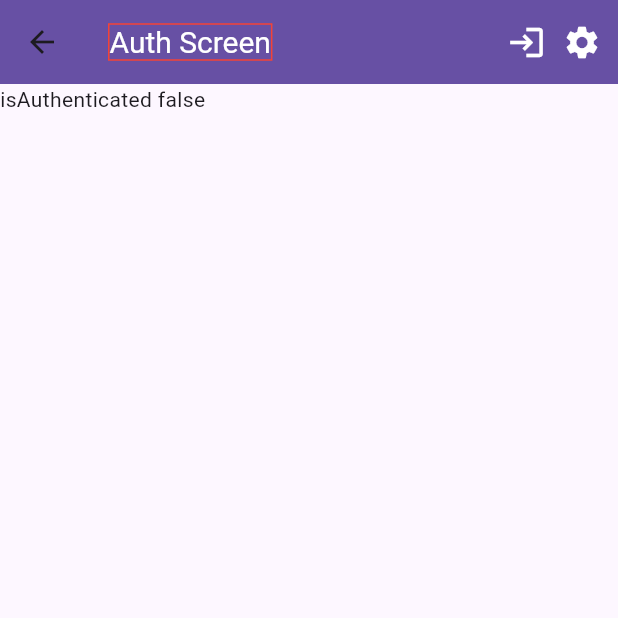
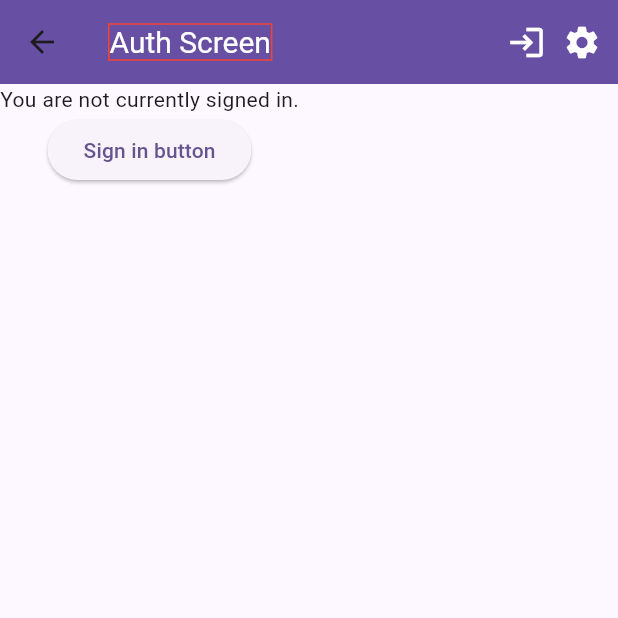
Before and after one commit to Susheer/dispensary, a Flutter app: the screen it shows after launch, on a phone screen of 412 x 824 dp, the top half of it. Run offline on Flutter 3.47's test engine with Material 3 defaults, Android fonts, the phone set to English and light mode, and no system bars; our stand-ins replace faker, flutter_dotenv, google_sign_in, pdf, share_plus, sqflite and 1 more; missing offline and left inert: autocomplete_textfield, googleapis; accounts and stored records are empty.

Commit message:
me: code formated a bit

```diff
--- a/lib/providers/auth_provider.dart
+++ b/lib/providers/auth_provider.dart
@@ -31,13 +31,13 @@ class AuthProvider with ChangeNotifier {
     notifyListeners();
   }
 
-  Future<void> handleSignIn() async {
-    print("------ handleSignIn Invoked ---------");
+  Future<void> signIn() async {
+    print("------ signIn Invoked ---------");
     try {
       await _googleSignIn.signIn();
-      print("------ handleSignIn Completed ---------");
+      print("------ signIn Completed ---------");
     } catch (error) {
-      print("------ handleSignIn Error ---------");
+      print("------ signIn Error ---------");
       print(error);
     }
   }
@@ -47,4 +47,5 @@ class AuthProvider with ChangeNotifier {
     await _databaseService.deleteDatabaseAndClear();
     debugPrint(" _databaseService.deleteDatabaseAndClear: Completed");
   }
+  Future<void> signOut() => _googleSignIn.disconnect();
 }
--- a/lib/screens/authenticate_screen.dart
+++ b/lib/screens/authenticate_screen.dart
@@ -1,96 +1,87 @@
-import 'dart:async';
+import 'package:google_sign_in/google_sign_in.dart';
 import 'package:provider/provider.dart';
 import 'package:dispensary/providers/auth_provider.dart';
 import 'package:flutter/material.dart';
-import 'package:flutter/foundation.dart';
 
-
-
-class AuthenticateScreen extends StatelessWidget{
-
+class AuthenticateScreen extends StatelessWidget {
   @override
   Widget build(BuildContext context) {
-    return Consumer<AuthProvider>(
-        builder: (context, authProvider, child) {
     return Scaffold(
         appBar: AppBar(
           leading: null,
-              backgroundColor: Color(0xff6750a4),
-              titleTextStyle: TextStyle(color: Colors.white, fontSize: 20),
+          backgroundColor: const Color(0xff6750a4),
+          titleTextStyle: const TextStyle(color: Colors.white, fontSize: 20),
+          title: const TitelWidget(),
+          actions: appbarActions,
+        ),
+        body: SingleChildScrollView(child: _buildBody()));
+  }
 
-              title: Container(
-              constraints: BoxConstraints(minWidth: 80),
-              decoration: BoxDecoration(border: Border.all(color: Colors.red, width: 1)),
-              child: Text("Auth Screen", style: TextStyle(color: Colors.white),)),
-              actions: [Icon(Icons.login, color:  Colors.white, size: 26), SizedBox(width: 11,),
-                Icon(Icons.settings, color:  Colors.white, size: 26), SizedBox(width: 11,)],),
-              body:  SingleChildScrollView(child: Column(
-                  children: [Text('isAuthenticated ${authProvider.isAuthorised} ')])
-                )) ;
+
+  Widget _buildBody() {
+    return Consumer<AuthProvider>(builder: (context, authProvider, child) {
+      GoogleSignInAccount? user = authProvider.currentUser;
+      if (user != null) {
+        debugPrint("_buildBody inoved- The user is Authenticated");
+        // The user is Authenticated
+        return Column(
+          mainAxisAlignment: MainAxisAlignment.spaceAround,
+          children: <Widget>[
+            ListTile(
+              leading: GoogleUserCircleAvatar(
+                identity: user,
+              ),
+              title: Text(user.displayName ?? ''),
+              subtitle: Text(user.email),
+            ),
+            const Text('Signed in successfully.'),
+            if (authProvider.isAuthorised) ...<Widget>[
+              Text(user.email),
+            ],
+            if (!authProvider.isAuthorised) ...<Widget>[
+              // The user has NOT Authorized all required scopes.
+              // (Mobile users may never see this button!)
+              const Text('You have to Login'),
+            ],
+            ElevatedButton(
+              onPressed: authProvider.signOut,
+              child: const Text('SIGN OUT'),
+            ),
+          ],
+        );
+      } else {
+        // The user is NOT Authenticated
+        return Column(
+          mainAxisAlignment: MainAxisAlignment.spaceAround,
+          crossAxisAlignment: CrossAxisAlignment.center,
+          children: <Widget>[
+            const Text('You are not currently signed in.'),
+            // This method is used to separate mobile from web code with conditional exports.
+            // See: src/sign_in_button.dart
+            ElevatedButton(
+              child: const Text('Sign in button'),
+              onPressed: authProvider.signIn,
+            ),
+          ],
+        );
+      }
     });
   }
 
-  //   Widget _buildBody() {
-//     final GoogleSignInAccount? user = _currentUser;
-//     if (user != null) {
-//       debugPrint("_buildBody inoved- The user is Authenticated");
-//       // The user is Authenticated
-//       return Column(
-//         mainAxisAlignment: MainAxisAlignment.spaceAround,
-//         children: <Widget>[
-//           ListTile(
-//             leading: GoogleUserCircleAvatar(
-//               identity: user,
-//             ),
-//             title: Text(user.displayName ?? ''),
-//             subtitle: Text(user.email),
-//           ),
-//           const Text('Signed in successfully.'),
-//           if (_isAuthorized) ...<Widget>[
-//             // The user has Authorized all required scopes
-//             Text(_contactText),
-//             ElevatedButton(
-//               child: const Text('REFRESH'),
-//               onPressed: () => _handleGetContact(user),
-//             ),
-//           ],
-//           if (!_isAuthorized) ...<Widget>[
-//             // The user has NOT Authorized all required scopes.
-//             // (Mobile users may never see this button!)
-//             const Text('Additional permissions needed to read your contacts.'),
-//             ElevatedButton(
-//               onPressed: _handleAuthorizeScopes,
-//               child: const Text('REQUEST PERMISSIONS'),
-//             ),
-//           ],
-//           ElevatedButton(
-//             onPressed: _handleSignOut,
-//             child: const Text('SIGN OUT'),
-//           ),
-//         ],
-//       );
-//     } else {
-//       // The user is NOT Authenticated
-//       return Column(
-//         mainAxisAlignment: MainAxisAlignment.spaceAround,
-//         children: <Widget>[
-//           const Text('You are not currently signed in.'),
-//           // This method is used to separate mobile from web code with conditional exports.
-//           // See: src/sign_in_button.dart
-//           ElevatedButton(
-//             child: Text('Sign in button'),
-//             onPressed: _handleSignIn,
-//           ),
-//         ],
-//       );
-//     }
-//   }
-//
+  List<Widget> get appbarActions {
+    return const [
+      Icon(Icons.login, color: Colors.white, size: 26),
+      SizedBox(
+        width: 11,
+      ),
+      Icon(Icons.settings, color: Colors.white, size: 26),
+      SizedBox(
+        width: 11,
+      )
+    ];
   }
 
-
-
-
+}
 
 
 //
@@ -129,20 +120,7 @@ class AuthenticateScreen extends StatelessWidget{
 //   }
 //
 
-//   @override
-//   Widget build(BuildContext context) {
-//     debugPrint("build inoved");
-//
-//     return SafeArea(
-//       child: Scaffold(
-//         appBar: AppBar(
-//           title: Text("Google Drive Test"),
-//         ),
-//         body: _buildBody(),
-//       ),
-//     );
-//   }
-//
+
 //   Widget _createBody(BuildContext context) {
 //     final signIn = ElevatedButton(
 //       onPressed: () {
@@ -211,41 +189,24 @@ class AuthenticateScreen extends StatelessWidget{
 //     }
 //   }
 //
-//   _signOut() {}
-//
-//   _uploadToHidden() {}
-//
-//   _uploadToNormal() {}
-//   _showList() {}
-//   Future<void> _handleSignIn() async {
-//     debugPrint("_handleSignIn- invoked");
-//     try {
-//       await widget.googleSignIn.signIn();
-//       debugPrint("_handleSignIn- completed");
-//     } catch (error) {
-//       debugPrint("_handleSignIn- error");
-//       print(error);
-//     }
-//   }
-//
-//   // Calls the People API REST endpoint for the signed-in user to retrieve information.
-//   Future<void> _handleGetContact(GoogleSignInAccount user) async {
-//     setState(() {
-//       _contactText = 'Loading contact info...';
-//     });
-//   }
-//
-//   Future<void> _handleSignOut() => widget.googleSignIn.disconnect();
-//   Future<void> _handleAuthorizeScopes() async {
-//     final bool isAuthorized = await widget.googleSignIn.requestScopes(widget.scopes);
-//     // #enddocregion RequestScopes
-//     setState(() {
-//       _isAuthorized = isAuthorized;
-//     });
-//     // #docregion RequestScopes
-//     if (isAuthorized) {
-//       unawaited(_handleGetContact(_currentUser!));
-//     }
-//     // #enddocregion RequestScopes
-//   }
 // }
+
+
+
+
+class TitelWidget extends StatelessWidget {
+  const TitelWidget({
+    super.key,
+  });
+
+  @override
+  Widget build(BuildContext context) {
+    return Container(
+        constraints: const BoxConstraints(minWidth: 80),
+        decoration: BoxDecoration(border: Border.all(color: Colors.red, width: 1)),
+        child: const Text(
+          "Auth Screen",
+          style: TextStyle(color: Colors.white),
+        ));
+  }
+}
```
Lines whose indentation alone changed are shown as unchanged.
